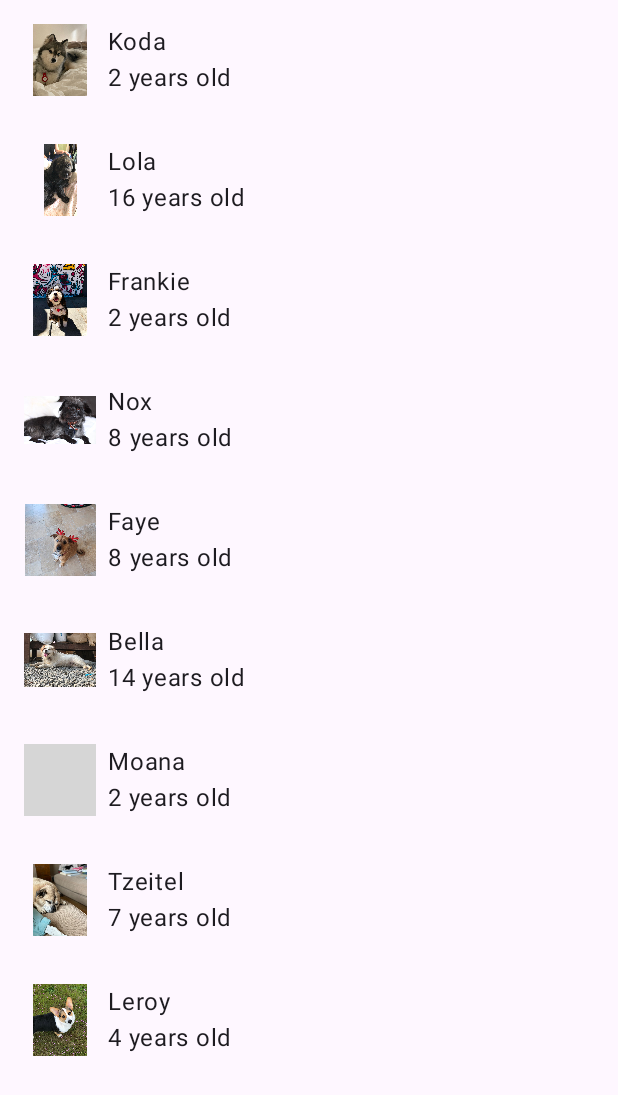
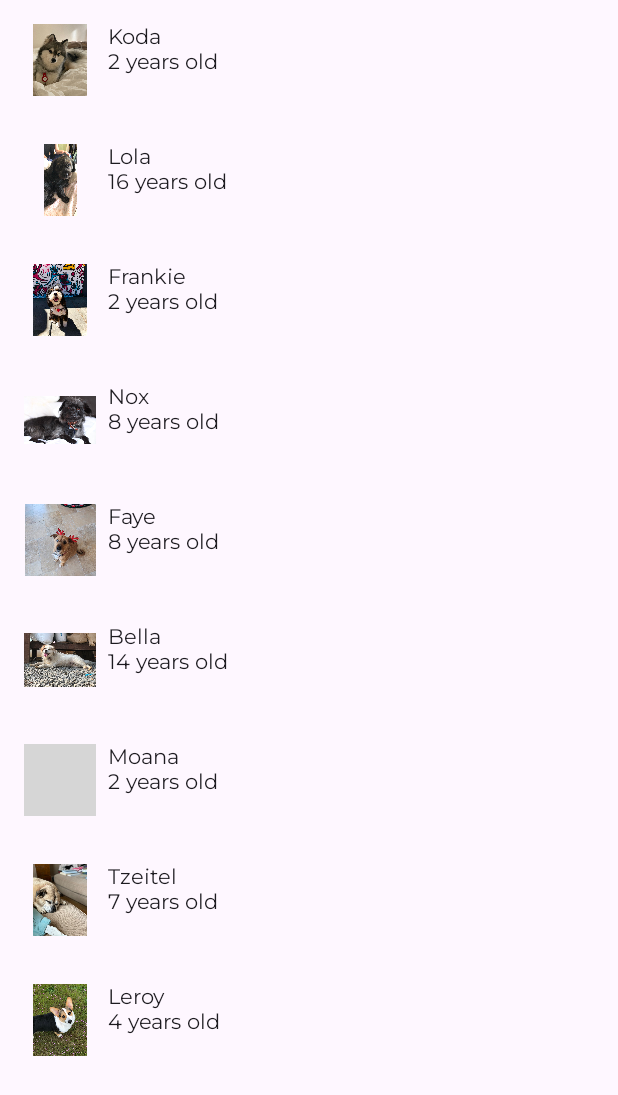
Before and after one commit to soda92/basic-android-kotlin-compose-training-woof-starter, an Android app built with Jetpack Compose: the screen it shows after launch (MainActivity), on a phone screen of 412 x 824 dp. Shown: the top 1095 px of the screen. Run offline under Robolectric (Android 15) with nearby library versions, the phone set to English and light mode, and no system bars; grey boxes are pictures that could not be loaded.

Commit message:
init font

```diff
--- a/app/src/main/java/com/example/woof/ui/theme/Type.kt
+++ b/app/src/main/java/com/example/woof/ui/theme/Type.kt
@@ -16,7 +16,42 @@
 package com.example.woof.ui.theme
 
 import androidx.compose.material3.Typography
+import androidx.compose.ui.text.TextStyle
+import androidx.compose.ui.text.font.FontFamily
+import androidx.compose.ui.text.font.Font
+import androidx.compose.ui.text.font.FontWeight
+import androidx.compose.ui.unit.sp
+import com.example.woof.R
+
+val AbrilFatface = FontFamily(
+    Font(R.font.abril_fatface_regular)
+)
+
+val Montserrat = FontFamily(
+    Font(R.font.montserrat_regular),
+    Font(R.font.montserrat_bold, FontWeight.Bold)
+)
 
 // Set of Material typography styles to start with
 val Typography = Typography(
+    displayLarge = TextStyle(
+        fontFamily = AbrilFatface,
+        fontWeight = FontWeight.Normal,
+        fontSize = 36.sp
+    ),
+    displayMedium = TextStyle(
+        fontFamily = Montserrat,
+        fontWeight = FontWeight.Bold,
+        fontSize = 20.sp
+    ),
+    labelSmall = TextStyle(
+        fontFamily = Montserrat,
+        fontWeight = FontWeight.Bold,
+        fontSize = 14.sp
+    ),
+    bodyLarge = TextStyle(
+        fontFamily = Montserrat,
+        fontWeight = FontWeight.Normal,
+        fontSize = 14.sp
+    )
 )
```
Also changed, not shown: app/src/main/res/font/abril_fatface_regular.ttf (added), app/src/main/res/font/montserrat_bold.ttf (added), app/src/main/res/font/montserrat_regular.ttf (added).
